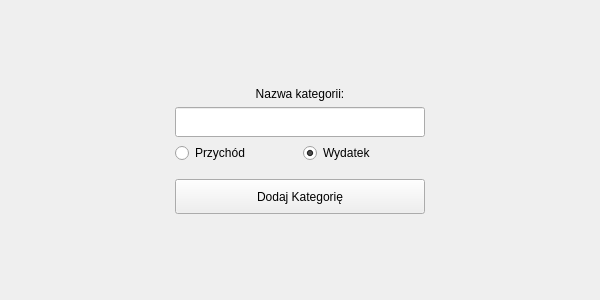
Before: the Qt Designer form source/AddCategory.ui in Borejson1/FinanceManager, drawn with Qt 5.
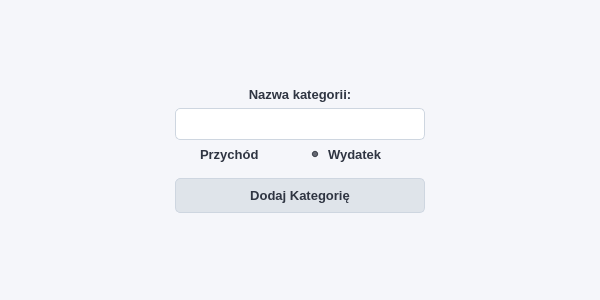
After: the same form once the commit is applied.

```diff
--- a/source/AddCategory.ui
+++ b/source/AddCategory.ui
@@ -13,6 +13,52 @@
   <property name="windowTitle">
    <string>Form</string>
   </property>
+  <property name="styleSheet">
+   <string notr="true">
+QWidget {
+    background-color: #f5f6fa;
+    color: #2f3542;
+}
+QLabel {
+    font-weight: bold;
+    font-size: 13px;
+    background: transparent;
+}
+QLineEdit {
+    background-color: #ffffff;
+    border: 1px solid #ced6e0;
+    border-radius: 5px;
+    padding: 5px 10px;
+    font-size: 13px;
+}
+QLineEdit:focus {
+    border: 1px solid #747d8c;
+    background-color: #fcfcfd;
+}
+QPushButton {
+    background-color: #dfe4ea;
+    border: 1px solid #ced6e0;
+    border-radius: 5px;
+    padding: 8px 15px;
+    font-weight: bold;
+    font-size: 13px;
+}
+QPushButton:hover {
+    background-color: #ced6e0;
+    border: 1px solid #a4b0be;
+}
+QPushButton:pressed {
+    background-color: #a4b0be;
+    color: #ffffff;
+}
+QRadioButton {
+    font-weight: bold;
+    font-size: 13px;
+    padding-left: 5px;
+    background: transparent;
+}
+   </string>
+  </property>
   <layout class="QVBoxLayout" name="verticalLayout">
    <item>
     <spacer name="verticalSpacerTop">
@@ -38,7 +84,7 @@
        </item>
        <item>
         <widget class="QLineEdit" name="lineEdit">
-         <property name="minimumSize"><size><width>250</width><height>30</height></size></property>
+         <property name="minimumSize"><size><width>250</width><height>32</height></size></property>
          <property name="alignment"><set>Qt::AlignCenter</set></property>
         </widget>
        </item>
```
